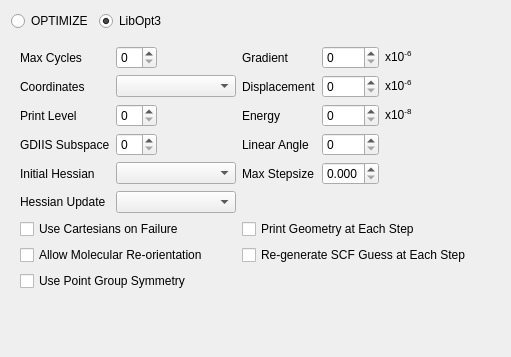
Above: src/Qui/GeometryTab.ui from nutjunkie/IQmol3 before the change. Below: the same form after it.
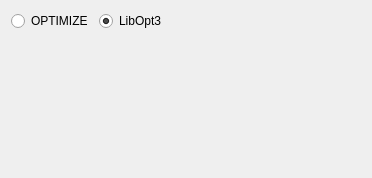
That is the form after the change.

Commit message: Fixed LibOpt3 panel and options

The edit to the form file:
```diff
--- a/src/Qui/GeometryTab.ui
+++ b/src/Qui/GeometryTab.ui
@@ -6,8 +6,8 @@
    <rect>
     <x>0</x>
     <y>0</y>
-    <width>511</width>
-    <height>357</height>
+    <width>372</width>
+    <height>178</height>
    </rect>
   </property>
   <property name="windowTitle">
@@ -49,379 +49,7 @@
     </layout>
    </item>
    <item>
-    <widget class="QStackedWidget" name="geomOptStack">
-     <property name="currentIndex">
-      <number>0</number>
-     </property>
-     <widget class="QWidget" name="Optimize">
-      <layout class="QVBoxLayout" name="verticalLayout">
-       <item>
-        <layout class="QGridLayout" name="gridLayout">
-         <item row="1" column="3">
-          <widget class="QLabel" name="label_10">
-           <property name="text">
-            <string>Displacement</string>
-           </property>
-          </widget>
-         </item>
-         <item row="1" column="0">
-          <widget class="QLabel" name="label_14">
-           <property name="text">
-            <string>Coordinates</string>
-           </property>
-          </widget>
-         </item>
-         <item row="2" column="0">
-          <widget class="QLabel" name="label_45">
-           <property name="text">
-            <string>Print Level</string>
-           </property>
-          </widget>
-         </item>
-         <item row="7" column="0" colspan="3">
-          <widget class="QCheckBox" name="geom_opt_iproj">
-           <property name="text">
-            <string>Allow Molecular Re-orientation</string>
-           </property>
-          </widget>
-         </item>
-         <item row="6" column="3" colspan="4">
-          <widget class="QCheckBox" name="geom_print">
-           <property name="text">
-            <string>Print Geometry at Each Step</string>
-           </property>
-          </widget>
-         </item>
-         <item row="2" column="4">
-          <widget class="QSpinBox" name="geom_opt_tol_energy"/>
-         </item>
-         <item row="3" column="1">
-          <widget class="QSpinBox" name="geom_opt_diis_subspace"/>
-         </item>
-         <item row="4" column="4">
-          <widget class="QDoubleSpinBox" name="geom_opt_max_step_size">
-           <property name="prefix">
-            <string/>
-           </property>
-           <property name="suffix">
-            <string/>
-           </property>
-           <property name="decimals">
-            <number>3</number>
-           </property>
-           <property name="maximum">
-            <double>9.990000000000000</double>
-           </property>
-          </widget>
-         </item>
-         <item row="2" column="5">
-          <widget class="QLabel" name="label_11">
-           <property name="text">
-            <string>x10&lt;sup&gt;-8&lt;/sup&gt;</string>
-           </property>
-          </widget>
-         </item>
-         <item row="0" column="4">
-          <widget class="QSpinBox" name="geom_opt_tol_gradient"/>
-         </item>
-         <item row="1" column="6">
-          <spacer name="horizontalSpacer">
-           <property name="orientation">
-            <enum>Qt::Horizontal</enum>
-           </property>
-           <property name="sizeHint" stdset="0">
-            <size>
-             <width>40</width>
-             <height>20</height>
-            </size>
-           </property>
-          </spacer>
-         </item>
-         <item row="0" column="5">
-          <widget class="QLabel" name="label_16">
-           <property name="text">
-            <string>x10&lt;sup&gt;-6&lt;/sup&gt;</string>
-           </property>
-          </widget>
-         </item>
-         <item row="5" column="0">
-          <widget class="QLabel" name="label_44">
-           <property name="text">
-            <string>Hessian Update</string>
-           </property>
-          </widget>
-         </item>
-         <item row="4" column="1" colspan="2">
-          <widget class="QComboBox" name="geom_opt_hessian"/>
-         </item>
-         <item row="7" column="3" colspan="4">
-          <widget class="QCheckBox" name="geom_opt_scf_guess_always">
-           <property name="text">
-            <string>Re-generate SCF Guess at Each Step</string>
-           </property>
-          </widget>
-         </item>
-         <item row="8" column="0" colspan="3">
-          <widget class="QCheckBox" name="geom_opt_symmetry">
-           <property name="text">
-            <string>Use Point Group Symmetry</string>
-           </property>
-          </widget>
-         </item>
-         <item row="5" column="1" colspan="2">
-          <widget class="QComboBox" name="geom_opt_hessian_update"/>
-         </item>
-         <item row="4" column="3">
-          <widget class="QLabel" name="label_71">
-           <property name="text">
-            <string>Max Stepsize</string>
-           </property>
-          </widget>
-         </item>
-         <item row="4" column="0">
-          <widget class="QLabel" name="label_72">
-           <property name="text">
-            <string>Initial Hessian</string>
-           </property>
-          </widget>
-         </item>
-         <item row="3" column="3">
-          <widget class="QLabel" name="label_68">
-           <property name="text">
-            <string>Linear Angle</string>
-           </property>
-          </widget>
-         </item>
-         <item row="6" column="0" colspan="3">
-          <widget class="QCheckBox" name="qui_cartesian_fallback">
-           <property name="text">
-            <string>Use Cartesians on Failure</string>
-           </property>
-          </widget>
-         </item>
-         <item row="2" column="3">
-          <widget class="QLabel" name="label_12">
-           <property name="text">
-            <string>Energy</string>
-           </property>
-          </widget>
-         </item>
-         <item row="0" column="0">
-          <widget class="QLabel" name="label_17">
-           <property name="text">
-            <string>Max Cycles</string>
-           </property>
-          </widget>
-         </item>
-         <item row="3" column="0">
-          <widget class="QLabel" name="label_70">
-           <property name="text">
-            <string>GDIIS Subspace</string>
-           </property>
-          </widget>
-         </item>
-         <item row="0" column="1">
-          <widget class="QSpinBox" name="geom_opt_max_cycles"/>
-         </item>
-         <item row="3" column="4">
-          <widget class="QSpinBox" name="geom_opt_linear_angle"/>
-         </item>
-         <item row="1" column="5">
-          <widget class="QLabel" name="label_113">
-           <property name="text">
-            <string>x10&lt;sup&gt;-6&lt;/sup&gt;</string>
-           </property>
-          </widget>
-         </item>
-         <item row="1" column="4">
-          <widget class="QSpinBox" name="geom_opt_tol_displacement"/>
-         </item>
-         <item row="2" column="1">
-          <widget class="QSpinBox" name="geom_opt_print"/>
-         </item>
-         <item row="0" column="3">
-          <widget class="QLabel" name="label_13">
-           <property name="text">
-            <string>Gradient</string>
-           </property>
-          </widget>
-         </item>
-         <item row="0" column="2">
-          <spacer name="horizontalSpacer_5">
-           <property name="orientation">
-            <enum>Qt::Horizontal</enum>
-           </property>
-           <property name="sizeHint" stdset="0">
-            <size>
-             <width>40</width>
-             <height>20</height>
-            </size>
-           </property>
-          </spacer>
-         </item>
-         <item row="1" column="1" colspan="2">
-          <widget class="QComboBox" name="geom_opt_coordinates"/>
-         </item>
-        </layout>
-       </item>
-      </layout>
-     </widget>
-     <widget class="QWidget" name="Libopt3">
-      <layout class="QVBoxLayout" name="verticalLayout_2">
-       <item>
-        <layout class="QGridLayout" name="gridLayout_2">
-         <item row="1" column="3">
-          <widget class="QLabel" name="label_20">
-           <property name="text">
-            <string>Displacement</string>
-           </property>
-          </widget>
-         </item>
-         <item row="1" column="4">
-          <widget class="QDoubleSpinBox" name="qui_geom_opt_displacement_convergence"/>
-         </item>
-         <item row="2" column="1">
-          <widget class="QSpinBox" name="qui_geom_opt_print_level"/>
-         </item>
-         <item row="2" column="4">
-          <widget class="QDoubleSpinBox" name="qui_geom_opt_energy_convergence"/>
-         </item>
-         <item row="5" column="3" colspan="2">
-          <widget class="QCheckBox" name="qui_geom_opt_user_topology">
-           <property name="text">
-            <string>User-defined Topology</string>
-           </property>
-          </widget>
-         </item>
-         <item row="0" column="5">
-          <spacer name="horizontalSpacer_2">
-           <property name="orientation">
-            <enum>Qt::Horizontal</enum>
-           </property>
-           <property name="sizeHint" stdset="0">
-            <size>
-             <width>40</width>
-             <height>20</height>
-            </size>
-           </property>
-          </spacer>
-         </item>
-         <item row="0" column="4">
-          <widget class="QDoubleSpinBox" name="qui_geom_opt_gradient_convergence"/>
-         </item>
-         <item row="4" column="3">
-          <widget class="QLabel" name="label_4">
-           <property name="text">
-            <string>Recompute Hessian</string>
-           </property>
-          </widget>
-         </item>
-         <item row="0" column="3">
-          <widget class="QLabel" name="label_19">
-           <property name="text">
-            <string>Gradient</string>
-           </property>
-          </widget>
-         </item>
-         <item row="0" column="0">
-          <widget class="QLabel" name="label_18">
-           <property name="text">
-            <string>Max Cycles</string>
-           </property>
-          </widget>
-         </item>
-         <item row="4" column="0">
-          <widget class="QLabel" name="label_3">
-           <property name="text">
-            <string>Initial Hessian</string>
-           </property>
-          </widget>
-         </item>
-         <item row="4" column="4">
-          <widget class="QSpinBox" name="qui_geom"/>
-         </item>
-         <item row="1" column="0">
-          <widget class="QLabel" name="label_15">
-           <property name="text">
-            <string>Coordinates</string>
-           </property>
-          </widget>
-         </item>
-         <item row="3" column="3">
-          <widget class="QLabel" name="label_73">
-           <property name="text">
-            <string>Max Stepsize</string>
-           </property>
-          </widget>
-         </item>
-         <item row="0" column="1">
-          <widget class="QSpinBox" name="qui_geom_opt_maxiter"/>
-         </item>
-         <item row="2" column="0">
-          <widget class="QLabel" name="label_2">
-           <property name="text">
-            <string>Print Level</string>
-           </property>
-          </widget>
-         </item>
-         <item row="2" column="3">
-          <widget class="QLabel" name="label_21">
-           <property name="text">
-            <string>Energy</string>
-           </property>
-          </widget>
-         </item>
-         <item row="3" column="0">
-          <widget class="QLabel" name="label">
-           <property name="text">
-            <string>Algorithm</string>
-           </property>
-          </widget>
-         </item>
-         <item row="3" column="4">
-          <widget class="QDoubleSpinBox" name="qui_geom_opt_max_displacement"/>
-         </item>
-         <item row="0" column="2">
-          <spacer name="horizontalSpacer_4">
-           <property name="orientation">
-            <enum>Qt::Horizontal</enum>
-           </property>
-           <property name="sizeHint" stdset="0">
-            <size>
-             <width>40</width>
-             <height>20</height>
-            </size>
-           </property>
-          </spacer>
-         </item>
-         <item row="1" column="1" colspan="2">
-          <widget class="QComboBox" name="qui_geom_opt_coordinates"/>
-         </item>
-         <item row="3" column="1" colspan="2">
-          <widget class="QComboBox" name="qui_geom_opt_algorithm"/>
-         </item>
-         <item row="4" column="1" colspan="2">
-          <widget class="QComboBox" name="qui_geom_opt_initial_hessian"/>
-         </item>
-         <item row="5" column="0" colspan="3">
-          <widget class="QCheckBox" name="qui_geom_opt_restart">
-           <property name="text">
-            <string>Use Cartesians on Failure</string>
-           </property>
-          </widget>
-         </item>
-         <item row="6" column="0" colspan="3">
-          <widget class="QCheckBox" name="qui_geom_opt_final_vibrational_analysis">
-           <property name="text">
-            <string>Final Vibrational Analysis</string>
-           </property>
-          </widget>
-         </item>
-        </layout>
-       </item>
-      </layout>
-     </widget>
-    </widget>
+    <widget class="QStackedWidget" name="geomOptStack"/>
    </item>
    <item>
     <spacer name="verticalSpacer">
```
The commit also changes 7 other files.
